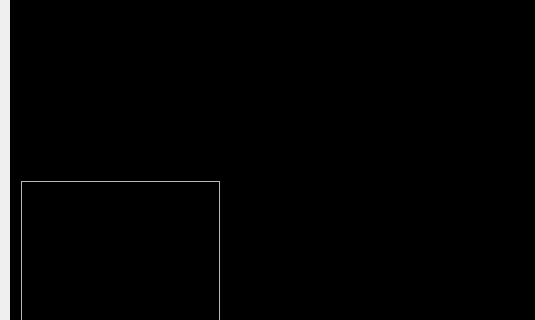
Qt form MLGproject/mainwindow.ui (MinhThong14/Cranial-Electrical-Stimulation-Device-Simulator) before a commit; both pictures show x 0 to 535 and y 0 to 320 of the 1120 by 600 pixel window.
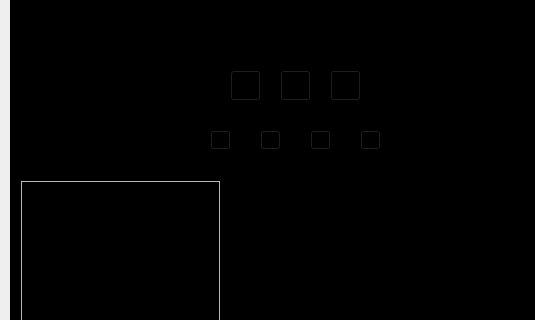
The same form after that commit. Icons and pictures are not drawn.

Diff of the .ui file:
```diff
--- a/MLGproject/mainwindow.ui
+++ b/MLGproject/mainwindow.ui
@@ -302,306 +302,6 @@
       <string/>
      </property>
     </widget>
-    <widget class="QLabel" name="topMiddleLess">
-     <property name="geometry">
-      <rect>
-       <x>190</x>
-       <y>80</y>
-       <width>31</width>
-       <height>31</height>
-      </rect>
-     </property>
-     <property name="styleSheet">
-      <string notr="true">#topMiddleLess{
-	background-color: transparent;
-	border-image: url(:/pngs/topMiddleLess.png);
-	background: none;
-	border: none;
-	background-repeat: none;
-}
-onButton:pressed{
-	border-left: 1px solid rgb(110,144,76);
-}</string>
-     </property>
-     <property name="text">
-      <string/>
-     </property>
-    </widget>
-    <widget class="QLabel" name="topMiddleMore">
-     <property name="geometry">
-      <rect>
-       <x>240</x>
-       <y>80</y>
-       <width>31</width>
-       <height>31</height>
-      </rect>
-     </property>
-     <property name="styleSheet">
-      <string notr="true">#topMiddleMore{
-	background-color: transparent;
-	border-image: url(:/pngs/topMiddleMore.png);
-	background: none;
-	border: none;
-	background-repeat: none;
-}
-onButton:pressed{
-	border-left: 1px solid rgb(110,144,76);
-}</string>
-     </property>
-     <property name="text">
-      <string/>
-     </property>
-    </widget>
-    <widget class="QLabel" name="topMiddle3h">
-     <property name="geometry">
-      <rect>
-       <x>290</x>
-       <y>80</y>
-       <width>31</width>
-       <height>31</height>
-      </rect>
-     </property>
-     <property name="styleSheet">
-      <string notr="true">#topMiddle3h{
-	background-color: transparent;
-	border-image: url(:/pngs/topMiddle3h.png);
-	background: none;
-	border: none;
-	background-repeat: none;
-}
-onButton:pressed{
-	border-left: 1px solid rgb(110,144,76);
-}</string>
-     </property>
-     <property name="text">
-      <string/>
-     </property>
-    </widget>
-    <widget class="QLabel" name="topMiddlePlus">
-     <property name="geometry">
-      <rect>
-       <x>340</x>
-       <y>80</y>
-       <width>31</width>
-       <height>31</height>
-      </rect>
-     </property>
-     <property name="styleSheet">
-      <string notr="true">#topMiddlePlus{
-	background-color: transparent;
-	border-image: url(:/pngs/topMiddlePlus.png);
-	background: none;
-	border: none;
-	background-repeat: none;
-}
-onButton:pressed{
-	border-left: 1px solid rgb(110,144,76);
-}</string>
-     </property>
-     <property name="text">
-      <string/>
-     </property>
-    </widget>
-    <widget class="QLabel" name="topMiddleMET">
-     <property name="geometry">
-      <rect>
-       <x>130</x>
-       <y>130</y>
-       <width>21</width>
-       <height>21</height>
-      </rect>
-     </property>
-     <property name="styleSheet">
-      <string notr="true">#topMiddleMET{
-	background-color: transparent;
-	border-image: url(:/pngs/topMiddleMET.png);
-	background: none;
-	border: none;
-	background-repeat: none;
-}
-onButton:pressed{
-	border-left: 1px solid rgb(110,144,76);
-}</string>
-     </property>
-     <property name="text">
-      <string/>
-     </property>
-    </widget>
-    <widget class="QLabel" name="topMiddleSA">
-     <property name="geometry">
-      <rect>
-       <x>170</x>
-       <y>130</y>
-       <width>21</width>
-       <height>21</height>
-      </rect>
-     </property>
-     <property name="styleSheet">
-      <string notr="true">#topMiddleSA{
-	background-color: transparent;
-	border-image: url(:/pngs/topMiddleSA.png);
-	background: none;
-	border: none;
-	background-repeat: none;
-}
-onButton:pressed{
-	border-left: 1px solid rgb(110,144,76);
-}</string>
-     </property>
-     <property name="text">
-      <string/>
-     </property>
-    </widget>
-    <widget class="QLabel" name="topMiddleA">
-     <property name="geometry">
-      <rect>
-       <x>210</x>
-       <y>130</y>
-       <width>21</width>
-       <height>21</height>
-      </rect>
-     </property>
-     <property name="styleSheet">
-      <string notr="true">#topMiddleA{
-	background-color: transparent;
-	border-image: url(:/pngs/topMiddleA.png);
-	background: none;
-	border: none;
-	background-repeat: none;
-}
-onButton:pressed{
-	border-left: 1px solid rgb(110,144,76);
-}</string>
-     </property>
-     <property name="text">
-      <string/>
-     </property>
-    </widget>
-    <widget class="QLabel" name="topMiddleOmega">
-     <property name="geometry">
-      <rect>
-       <x>240</x>
-       <y>130</y>
-       <width>21</width>
-       <height>21</height>
-      </rect>
-     </property>
-     <property name="styleSheet">
-      <string notr="true">#topMiddleOmega{
-	background-color: transparent;
-	border-image: url(:/pngs/topMiddleOmega.png);
-	background: none;
-	border: none;
-	background-repeat: none;
-}
-onButton:pressed{
-	border-left: 1px solid rgb(110,144,76);
-}</string>
-     </property>
-     <property name="text">
-      <string/>
-     </property>
-    </widget>
-    <widget class="QLabel" name="topMiddleAlpha">
-     <property name="geometry">
-      <rect>
-       <x>270</x>
-       <y>130</y>
-       <width>21</width>
-       <height>21</height>
-      </rect>
-     </property>
-     <property name="styleSheet">
-      <string notr="true">#topMiddleAlpha{
-	background-color: transparent;
-	border-image: url(:/pngs/topMiddleAlpha.png);
-	background: none;
-	border: none;
-	background-repeat: none;
-}
-onButton:pressed{
-	border-left: 1px solid rgb(110,144,76);
-}</string>
-     </property>
-     <property name="text">
-      <string/>
-     </property>
-    </widget>
-    <widget class="QLabel" name="topMiddleBeta1">
-     <property name="geometry">
-      <rect>
-       <x>310</x>
-       <y>130</y>
-       <width>21</width>
-       <height>21</height>
-      </rect>
-     </property>
-     <property name="styleSheet">
-      <string notr="true">#topMiddleBeta1{
-	background-color: transparent;
-	border-image: url(:/pngs/topMiddleBeta1.png);
-	background: none;
-	border: none;
-	background-repeat: none;
-}
-onButton:pressed{
-	border-left: 1px solid rgb(110,144,76);
-}</string>
-     </property>
-     <property name="text">
-      <string/>
-     </property>
-    </widget>
-    <widget class="QLabel" name="topMiddleBeta2">
-     <property name="geometry">
-      <rect>
-       <x>340</x>
-       <y>130</y>
-       <width>21</width>
-       <height>21</height>
-      </rect>
-     </property>
-     <property name="styleSheet">
-      <string notr="true">#topMiddleBeta2{
-	background-color: transparent;
-	border-image: url(:/pngs/topMiddleBeta2.png);
-	background: none;
-	border: none;
-	background-repeat: none;
-}
-onButton:pressed{
-	border-left: 1px solid rgb(110,144,76);
-}</string>
-     </property>
-     <property name="text">
-      <string/>
-     </property>
-    </widget>
-    <widget class="QLabel" name="topMiddle100HZ">
-     <property name="geometry">
-      <rect>
-       <x>370</x>
-       <y>130</y>
-       <width>31</width>
-       <height>21</height>
-      </rect>
-     </property>
-     <property name="styleSheet">
-      <string notr="true">#topMiddle100HZ{
-	background-color: transparent;
-	border-image: url(:/pngs/topMiddle100HZ.png);
-	background: none;
-	border: none;
-	background-repeat: none;
-}
-onButton:pressed{
-	border-left: 1px solid rgb(110,144,76);
-}</string>
-     </property>
-     <property name="text">
-      <string/>
-     </property>
-    </widget>
     <widget class="QLabel" name="tDCS">
      <property name="geometry">
       <rect>
@@ -1906,6 +1606,118 @@
       <string/>
      </property>
     </widget>
+    <widget class="QPushButton" name="alphaButton">
+     <property name="geometry">
+      <rect>
+       <x>200</x>
+       <y>130</y>
+       <width>21</width>
+       <height>20</height>
+      </rect>
+     </property>
+     <property name="styleSheet">
+      <string notr="true">border-image: url(:/pngs/topMiddleAlpha.png);</string>
+     </property>
+     <property name="text">
+      <string/>
+     </property>
+    </widget>
+    <widget class="QPushButton" name="betaButton">
+     <property name="geometry">
+      <rect>
+       <x>250</x>
+       <y>130</y>
+       <width>21</width>
+       <height>20</height>
+      </rect>
+     </property>
+     <property name="styleSheet">
+      <string notr="true">border-image: url(:/pngs/topMiddleBeta1.png);</string>
+     </property>
+     <property name="text">
+      <string/>
+     </property>
+    </widget>
+    <widget class="QPushButton" name="deltaButton">
+     <property name="geometry">
+      <rect>
+       <x>300</x>
+       <y>130</y>
+       <width>21</width>
+       <height>20</height>
+      </rect>
+     </property>
+     <property name="styleSheet">
+      <string notr="true">border-image: url(:/pngs/topMiddleA.png);</string>
+     </property>
+     <property name="text">
+      <string/>
+     </property>
+    </widget>
+    <widget class="QPushButton" name="thetaButton">
+     <property name="geometry">
+      <rect>
+       <x>350</x>
+       <y>130</y>
+       <width>21</width>
+       <height>20</height>
+      </rect>
+     </property>
+     <property name="styleSheet">
+      <string notr="true">border-image: url(:/pngs/topMiddleOmega.png);</string>
+     </property>
+     <property name="text">
+      <string/>
+     </property>
+    </widget>
+    <widget class="QPushButton" name="time20Button">
+     <property name="geometry">
+      <rect>
+       <x>220</x>
+       <y>70</y>
+       <width>31</width>
+       <height>31</height>
+      </rect>
+     </property>
+     <property name="styleSheet">
+      <string notr="true">border-image: url(:/pngs/topMiddleLess.png);</string>
+     </property>
+     <property name="text">
+      <string/>
+     </property>
+    </widget>
+    <widget class="QPushButton" name="time45Button">
+     <property name="geometry">
+      <rect>
+       <x>270</x>
+       <y>70</y>
+       <width>31</width>
+       <height>31</height>
+      </rect>
+     </property>
+     <property name="styleSheet">
+      <string notr="true">border-image: url(:/pngs/topMiddleMore.png);</string>
+     </property>
+     <property name="text">
+      <string/>
+     </property>
+    </widget>
+    <widget class="QPushButton" name="timeCustomButton">
+     <property name="geometry">
+      <rect>
+       <x>320</x>
+       <y>70</y>
+       <width>31</width>
+       <height>31</height>
+      </rect>
+     </property>
+     <property name="styleSheet">
+      <string notr="true">border-image: url(:/pngs/topMiddlePlus.png);</string>
+     </property>
+     <property name="text">
+      <string/>
+     </property>
+    </widget>
    </widget>
    <widget class="QFrame" name="Background_2">
     <property name="geometry">
```
Left out of the diff: 56 changed lines with no effect on the pictures.
